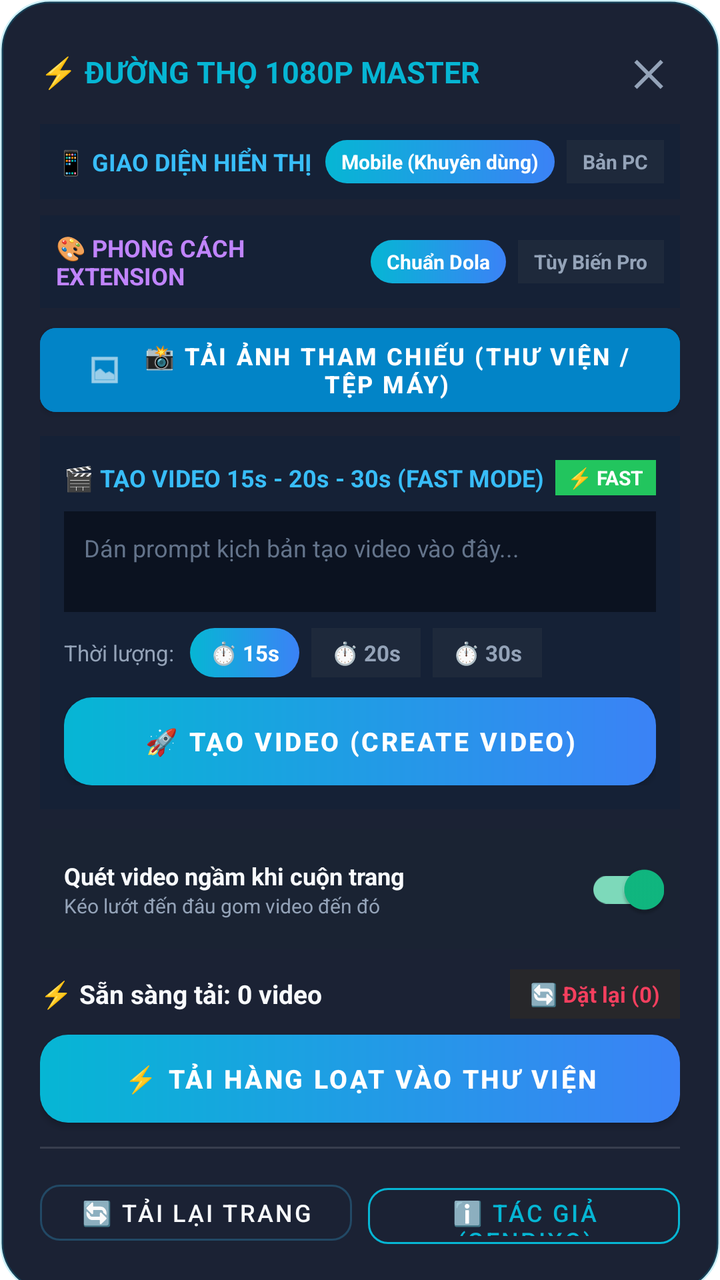
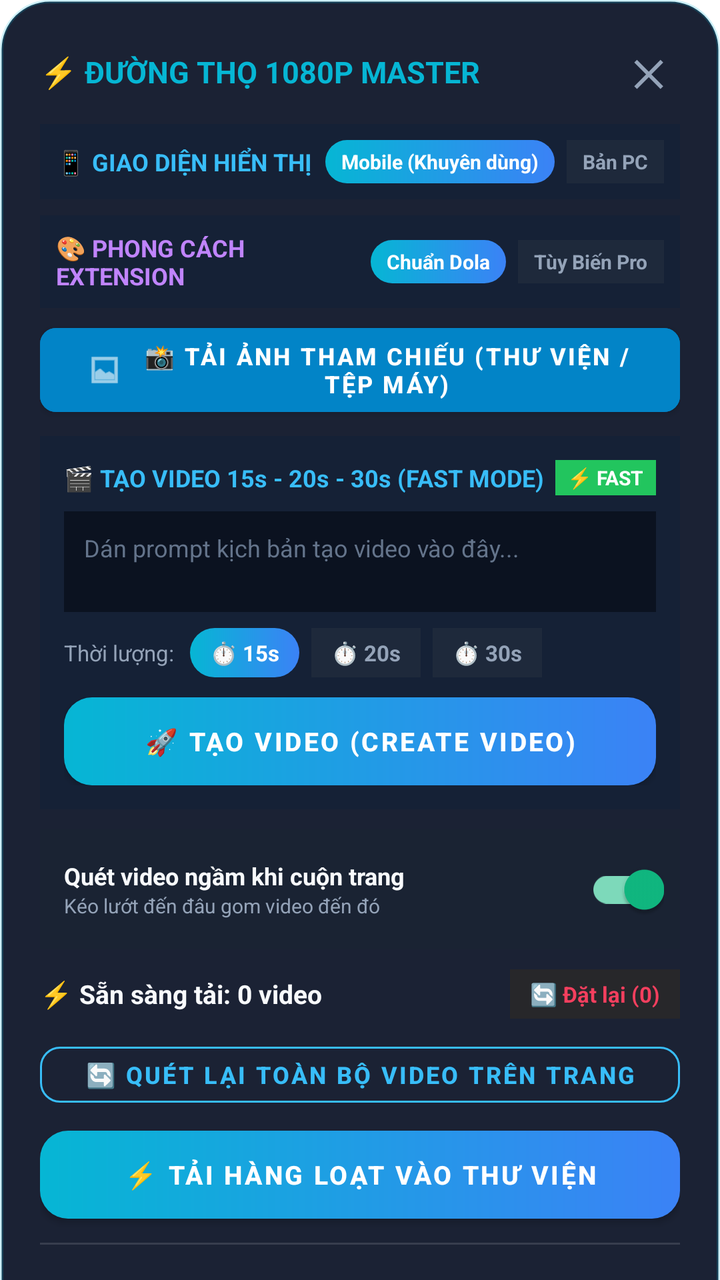

The first picture is an Android layout as it rendered before a commit; the second is the same layout after the commit. The layout source and the unified diff follow.
<!-- AndroidManifest.xml: application theme Theme.DuongThoDola -->
<!-- res/layout/dialog_quick_menu.xml -->
<?xml version="1.0" encoding="utf-8"?>
<ScrollView xmlns:android="http://schemas.android.com/apk/res/android"
    xmlns:app="http://schemas.android.com/apk/res-auto"
    android:layout_width="match_parent"
    android:layout_height="wrap_content"
    android:scrollbars="none">

    <LinearLayout
        android:layout_width="match_parent"
        android:layout_height="wrap_content"
        android:background="@drawable/bg_dialog"
        android:orientation="vertical"
        android:padding="20dp">

        
        <LinearLayout
            android:layout_width="match_parent"
            android:layout_height="wrap_content"
            android:gravity="center_vertical"
            android:orientation="horizontal">

            <TextView
                android:layout_width="0dp"
                android:layout_height="wrap_content"
                android:layout_weight="1"
                android:text="⚡ ĐƯỜNG THỌ 1080P MASTER"
                android:textColor="@color/primary"
                android:textSize="15sp"
                android:textStyle="bold" />

            <TextView
                android:id="@+id/dialogCloseBtn"
                android:layout_width="32dp"
                android:layout_height="32dp"
                android:gravity="center"
                android:text="✕"
                android:textColor="@color/text_muted"
                android:textSize="18sp"
                android:textStyle="bold" />
        </LinearLayout>

        
        
        
        <LinearLayout
            android:layout_width="match_parent"
            android:layout_height="wrap_content"
            android:layout_marginTop="10dp"
            android:background="#152136"
            android:gravity="center_vertical"
            android:orientation="horizontal"
            android:padding="8dp">

            <TextView
                android:layout_width="0dp"
                android:layout_height="wrap_content"
                android:layout_weight="1"
                android:text="📱 GIAO DIỆN HIỂN THỊ"
                android:textColor="#38bdf8"
                android:textSize="12sp"
                android:textStyle="bold" />

            
            <TextView
                android:id="@+id/btnUiMobile"
                android:layout_width="wrap_content"
                android:layout_height="wrap_content"
                android:background="@drawable/btn_gradient"
                android:clickable="true"
                android:focusable="true"
                android:paddingStart="8dp"
                android:paddingTop="4dp"
                android:paddingEnd="8dp"
                android:paddingBottom="4dp"
                android:text="Mobile (Khuyên dùng)"
                android:textColor="#ffffff"
                android:textSize="10sp"
                android:textStyle="bold" />

            <View
                android:layout_width="6dp"
                android:layout_height="1dp" />

            
            <TextView
                android:id="@+id/btnUiDesktop"
                android:layout_width="wrap_content"
                android:layout_height="wrap_content"
                android:background="#1e293b"
                android:clickable="true"
                android:focusable="true"
                android:paddingStart="8dp"
                android:paddingTop="4dp"
                android:paddingEnd="8dp"
                android:paddingBottom="4dp"
                android:text="Bản PC"
                android:textColor="#94a3b8"
                android:textSize="10sp"
                android:textStyle="bold" />
        </LinearLayout>

        
        
        
        <LinearLayout
            android:layout_width="match_parent"
            android:layout_height="wrap_content"
            android:layout_marginTop="8dp"
            android:background="#152136"
            android:gravity="center_vertical"
            android:orientation="horizontal"
            android:padding="8dp">

            <TextView
                android:layout_width="0dp"
                android:layout_height="wrap_content"
                android:layout_weight="1"
                android:text="🎨 PHONG CÁCH EXTENSION"
                android:textColor="#c084fc"
                android:textSize="12sp"
                android:textStyle="bold" />

            
            <TextView
                android:id="@+id/btnThemeNativeDola"
                android:layout_width="wrap_content"
                android:layout_height="wrap_content"
                android:background="@drawable/btn_gradient"
                android:clickable="true"
                android:focusable="true"
                android:paddingStart="8dp"
                android:paddingTop="4dp"
                android:paddingEnd="8dp"
                android:paddingBottom="4dp"
                android:text="Chuẩn Dola"
                android:textColor="#ffffff"
                android:textSize="10sp"
                android:textStyle="bold" />

            <View
                android:layout_width="6dp"
                android:layout_height="1dp" />

            
            <TextView
                android:id="@+id/btnThemeCustomPro"
                android:layout_width="wrap_content"
                android:layout_height="wrap_content"
                android:background="#1e293b"
                android:clickable="true"
                android:focusable="true"
                android:paddingStart="8dp"
                android:paddingTop="4dp"
                android:paddingEnd="8dp"
                android:paddingBottom="4dp"
                android:text="Tùy Biến Pro"
                android:textColor="#94a3b8"
                android:textSize="10sp"
                android:textStyle="bold" />
        </LinearLayout>

        
        <com.google.android.material.button.MaterialButton
            android:id="@+id/btnQuickUploadImage"
            android:layout_width="match_parent"
            android:layout_height="42dp"
            android:layout_marginTop="10dp"
            android:backgroundTint="#0284c7"
            android:insetTop="0dp"
            android:insetBottom="0dp"
            android:text="📸 Tải ảnh tham chiếu (Thư viện / Tệp máy)"
            android:textColor="#ffffff"
            android:textSize="12sp"
            android:textStyle="bold"
            app:cornerRadius="8dp"
            app:icon="@android:drawable/ic_menu_gallery"
            app:iconGravity="textStart"
            app:iconSize="18dp"
            app:iconTint="#ffffff" />

        
        
        
        <LinearLayout
            android:layout_width="match_parent"
            android:layout_height="wrap_content"
            android:layout_marginTop="12dp"
            android:background="#152136"
            android:orientation="vertical"
            android:padding="12dp">

            <LinearLayout
                android:layout_width="match_parent"
                android:layout_height="wrap_content"
                android:gravity="center_vertical"
                android:orientation="horizontal">

                <TextView
                    android:layout_width="0dp"
                    android:layout_height="wrap_content"
                    android:layout_weight="1"
                    android:text="🎬 TẠO VIDEO 15s - 20s - 30s (FAST MODE)"
                    android:textColor="#38bdf8"
                    android:textSize="12sp"
                    android:textStyle="bold" />

                
                <TextView
                    android:id="@+id/tvModeBadge"
                    android:layout_width="wrap_content"
                    android:layout_height="wrap_content"
                    android:background="#22c55e"
                    android:paddingStart="6dp"
                    android:paddingTop="2dp"
                    android:paddingEnd="6dp"
                    android:paddingBottom="2dp"
                    android:text="⚡ FAST"
                    android:textColor="#ffffff"
                    android:textSize="10sp"
                    android:textStyle="bold" />
            </LinearLayout>

            
            <EditText
                android:id="@+id/etCreatePrompt"
                android:layout_width="match_parent"
                android:layout_height="wrap_content"
                android:layout_marginTop="8dp"
                android:background="#0b1220"
                android:gravity="top|start"
                android:hint="Dán prompt kịch bản tạo video vào đây..."
                android:minLines="2"
                android:maxLines="4"
                android:padding="10dp"
                android:textColor="@color/text_light"
                android:textColorHint="#64748b"
                android:textSize="12sp" />

            
            <LinearLayout
                android:layout_width="match_parent"
                android:layout_height="wrap_content"
                android:layout_marginTop="8dp"
                android:gravity="center_vertical"
                android:orientation="horizontal">

                <TextView
                    android:layout_width="wrap_content"
                    android:layout_height="wrap_content"
                    android:text="Thời lượng:"
                    android:textColor="@color/text_muted"
                    android:textSize="11sp" />

                <View
                    android:layout_width="8dp"
                    android:layout_height="1dp" />

                
                <TextView
                    android:id="@+id/btnDuration15"
                    android:layout_width="wrap_content"
                    android:layout_height="wrap_content"
                    android:background="@drawable/btn_gradient"
                    android:clickable="true"
                    android:focusable="true"
                    android:paddingStart="10dp"
                    android:paddingTop="5dp"
                    android:paddingEnd="10dp"
                    android:paddingBottom="5dp"
                    android:text="⏱️ 15s"
                    android:textColor="#ffffff"
                    android:textSize="11sp"
                    android:textStyle="bold" />

                <View
                    android:layout_width="6dp"
                    android:layout_height="1dp" />

                
                <TextView
                    android:id="@+id/btnDuration20"
                    android:layout_width="wrap_content"
                    android:layout_height="wrap_content"
                    android:background="#1e293b"
                    android:clickable="true"
                    android:focusable="true"
                    android:paddingStart="10dp"
                    android:paddingTop="5dp"
                    android:paddingEnd="10dp"
                    android:paddingBottom="5dp"
                    android:text="⏱️ 20s"
                    android:textColor="#94a3b8"
                    android:textSize="11sp"
                    android:textStyle="bold" />

                <View
                    android:layout_width="6dp"
                    android:layout_height="1dp" />

                
                <TextView
                    android:id="@+id/btnDuration30"
                    android:layout_width="wrap_content"
                    android:layout_height="wrap_content"
                    android:background="#1e293b"
                    android:clickable="true"
                    android:focusable="true"
                    android:paddingStart="10dp"
                    android:paddingTop="5dp"
                    android:paddingEnd="10dp"
                    android:paddingBottom="5dp"
                    android:text="⏱️ 30s"
                    android:textColor="#94a3b8"
                    android:textSize="11sp"
                    android:textStyle="bold" />
            </LinearLayout>

            
            <com.google.android.material.button.MaterialButton
                android:id="@+id/btnTriggerCreateVideo"
                android:layout_width="match_parent"
                android:layout_height="44dp"
                android:layout_marginTop="10dp"
                android:background="@drawable/btn_gradient"
                android:text="🚀 TẠO VIDEO (CREATE VIDEO)"
                android:textColor="#ffffff"
                android:textSize="13sp"
                android:textStyle="bold"
                app:backgroundTint="@null"
                app:cornerRadius="10dp" />

        </LinearLayout>

        
        
        
        
        <LinearLayout
            android:layout_width="match_parent"
            android:layout_height="wrap_content"
            android:layout_marginTop="10dp"
            android:background="#1a2333"
            android:gravity="center_vertical"
            android:orientation="horizontal"
            android:paddingStart="12dp"
            android:paddingTop="6dp"
            android:paddingEnd="8dp"
            android:paddingBottom="6dp">

            <LinearLayout
                android:layout_width="0dp"
                android:layout_height="wrap_content"
                android:layout_weight="1"
                android:orientation="vertical">

                <TextView
                    android:layout_width="wrap_content"
                    android:layout_height="wrap_content"
                    android:text="Quét video ngầm khi cuộn trang"
                    android:textColor="@color/text_light"
                    android:textSize="12sp"
                    android:textStyle="bold" />

                <TextView
                    android:layout_width="wrap_content"
                    android:layout_height="wrap_content"
                    android:text="Kéo lướt đến đâu gom video đến đó"
                    android:textColor="@color/text_muted"
                    android:textSize="10sp" />
            </LinearLayout>

            <com.google.android.material.switchmaterial.SwitchMaterial
                android:id="@+id/switchAutoScan"
                android:layout_width="wrap_content"
                android:layout_height="wrap_content"
                android:checked="true"
                app:useMaterialThemeColors="true" />
        </LinearLayout>

        
        <LinearLayout
            android:layout_width="match_parent"
            android:layout_height="wrap_content"
            android:layout_marginTop="10dp"
            android:gravity="center_vertical"
            android:orientation="horizontal">

            <TextView
                android:id="@+id/dialogVideoStatus"
                android:layout_width="0dp"
                android:layout_height="wrap_content"
                android:layout_weight="1"
                android:text="⚡ Sẵn sàng tải: 0 video"
                android:textColor="@color/text_light"
                android:textSize="13sp"
                android:textStyle="bold" />

            <TextView
                android:id="@+id/btnResetVideoCount"
                android:layout_width="wrap_content"
                android:layout_height="wrap_content"
                android:background="#27272a"
                android:clickable="true"
                android:focusable="true"
                android:paddingStart="10dp"
                android:paddingTop="5dp"
                android:paddingEnd="10dp"
                android:paddingBottom="5dp"
                android:text="🔄 Đặt lại (0)"
                android:textColor="#f43f5e"
                android:textSize="11sp"
                android:textStyle="bold" />
        </LinearLayout>

        
        <com.google.android.material.button.MaterialButton
            android:id="@+id/dialogBtnDownloadAll"
            android:layout_width="match_parent"
            android:layout_height="44dp"
            android:layout_marginTop="8dp"
            android:background="@drawable/btn_gradient"
            android:text="⚡ TẢI HÀNG LOẠT VÀO THƯ VIỆN"
            android:textColor="#ffffff"
            android:textSize="13sp"
            android:textStyle="bold"
            app:backgroundTint="@null"
            app:cornerRadius="10dp" />

        <View
            android:layout_width="match_parent"
            android:layout_height="1dp"
            android:layout_marginTop="12dp"
            android:layout_marginBottom="12dp"
            android:background="#20ffffff" />

        
        
        
        <LinearLayout
            android:layout_width="match_parent"
            android:layout_height="wrap_content"
            android:orientation="horizontal">

            <com.google.android.material.button.MaterialButton
                android:id="@+id/dialogBtnReload"
                style="@style/Widget.MaterialComponents.Button.OutlinedButton"
                android:layout_width="0dp"
                android:layout_height="40dp"
                android:layout_weight="1"
                android:text="🔄 Tải lại trang"
                android:textColor="@color/text_light"
                android:textSize="12sp"
                app:cornerRadius="10dp"
                app:strokeColor="#4038bdf8" />

            <View
                android:layout_width="8dp"
                android:layout_height="1dp" />

            
            <com.google.android.material.button.MaterialButton
                android:id="@+id/dialogBtnAbout"
                style="@style/Widget.MaterialComponents.Button.OutlinedButton"
                android:layout_width="0dp"
                android:layout_height="40dp"
                android:layout_weight="1"
                android:text="ℹ️ Tác giả (Genpixo)"
                android:textColor="@color/primary"
                android:textSize="12sp"
                app:cornerRadius="10dp"
                app:strokeColor="@color/primary" />
        </LinearLayout>

    </LinearLayout>
</ScrollView>
<!-- resources referenced by this layout -->
<resources>
  <color name="primary">#06b6d4</color>
  <color name="text_light">#f8fafc</color>
  <color name="text_muted">#94a3b8</color>
  <!-- drawable bg_dialog (drawable) -->
  <?xml version="1.0" encoding="utf-8"?>
  <shape xmlns:android="http://schemas.android.com/apk/res/android"
      android:shape="rectangle">
      <solid android:color="#F20f172a" />
      <corners android:radius="24dp" />
      <stroke
          android:width="1.5dp"
          android:color="#3306b6d4" />
  </shape>
  <!-- drawable btn_gradient (drawable) -->
  <?xml version="1.0" encoding="utf-8"?>
  <ripple xmlns:android="http://schemas.android.com/apk/res/android"
      android:color="#40ffffff">
      <item>
          <shape android:shape="rectangle">
              <gradient
                  android:angle="0"
                  android:endColor="#3b82f6"
                  android:startColor="#06b6d4" />
              <corners android:radius="14dp" />
          </shape>
      </item>
  </ripple>
  <style name="Theme.DuongThoDola" parent="Theme.MaterialComponents.DayNight.NoActionBar">
          <item name="colorPrimary">@color/primary</item>
          <item name="colorPrimaryDark">@color/background_dark</item>
          <item name="colorAccent">@color/accent</item>
          <item name="android:statusBarColor">@color/background_dark</item>
          <item name="android:navigationBarColor">@color/background_dark</item>
      </style>
  <color name="background_dark">#0f172a</color>
  <color name="accent">#10b981</color>
</resources>

<!-- the commit's change to res/layout/dialog_quick_menu.xml (unified diff, before → after) -->
@@ -414,6 +414,20 @@
 
         
         <com.google.android.material.button.MaterialButton
+            android:id="@+id/dialogBtnRescan"
+            style="@style/Widget.MaterialComponents.Button.OutlinedButton"
+            android:layout_width="match_parent"
+            android:layout_height="40dp"
+            android:layout_marginTop="8dp"
+            android:text="🔄 QUÉT LẠI TOÀN BỘ VIDEO TRÊN TRANG"
+            android:textColor="#38bdf8"
+            android:textSize="12sp"
+            android:textStyle="bold"
+            app:cornerRadius="10dp"
+            app:strokeColor="#38bdf8" />
+
+        
+        <com.google.android.material.button.MaterialButton
             android:id="@+id/dialogBtnDownloadAll"
             android:layout_width="match_parent"
             android:layout_height="44dp"
